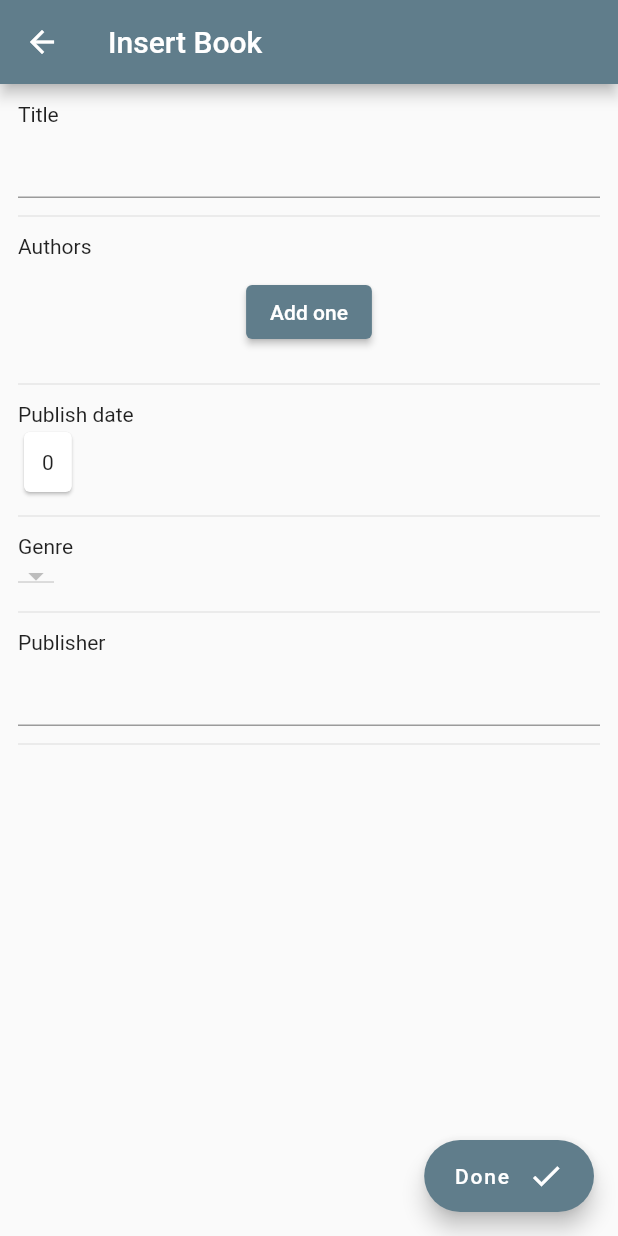
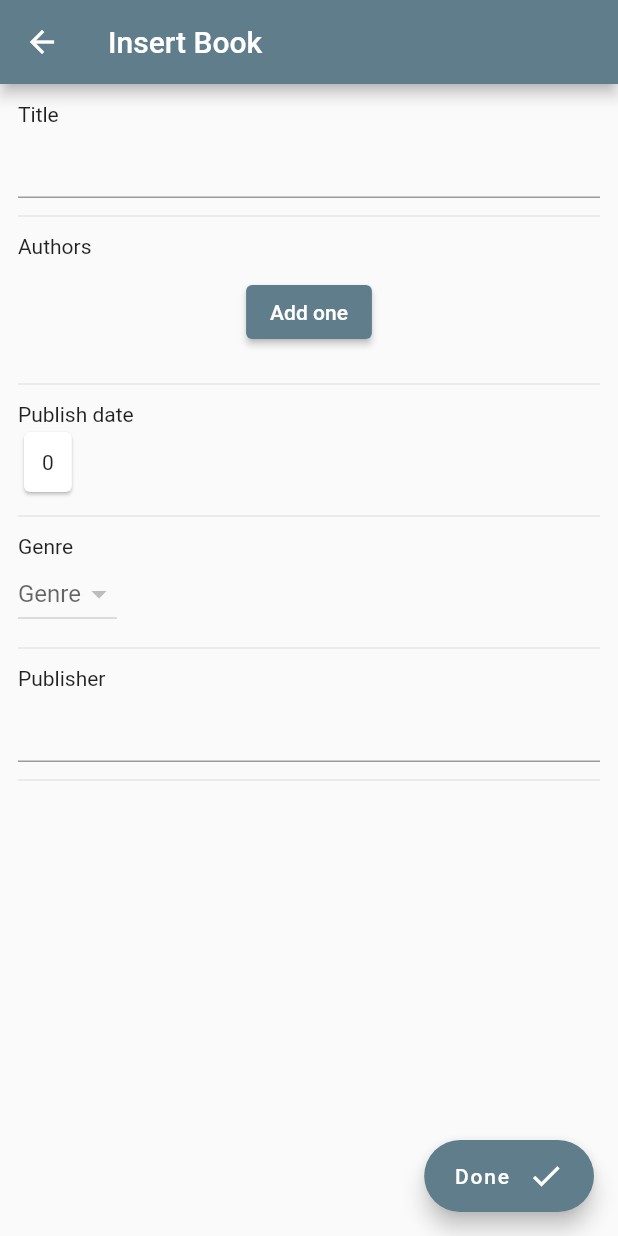
Before and after one commit to Mathorga/Shelfless, a Flutter app: the EditBookScreen screen opened by its route, on a phone screen of 412 x 824 dp. Run offline on Flutter 3.47's test engine with Material 2 defaults, Android fonts, the phone set to English and light mode, and no system bars; our stand-ins replace hive, hive_flutter; accounts and stored records are empty.

Commit message:
Fixed genre selection issues

```diff
--- a/lib/screens/edit_book_screen.dart
+++ b/lib/screens/edit_book_screen.dart
@@ -61,7 +61,6 @@ class _EditBookScreenState extends State<EditBookScreen> {
                     children: book.authors!.map((Author author) => buildAuthorPreview(author)).toList(),
                   ),
                 ),
-
               Align(
                 alignment: Alignment.center,
                 child: Padding(
@@ -169,12 +168,19 @@ class _EditBookScreenState extends State<EditBookScreen> {
                 child: Divider(height: 2.0),
               ),
               const Text("Genre"),
-              DropdownButton(
+              DropdownButton<Genre>(
                 items: List.generate(
                   _genres.length,
-                  (int index) => DropdownMenuItem(child: Text(_genres.getAt(index)?.name ?? "")),
+                  (int index) => DropdownMenuItem<Genre>(
+                    value: _genres.getAt(index),
+                    child: Text(_genres.getAt(index)?.name ?? ""),
+                  ),
                 ),
-                onChanged: (dynamic value) {},
+                value: book.genre,
+                hint: const Text("Genre"),
+                onChanged: (Genre? value) => setState(() {
+                  book.genre = value;
+                }),
               ),
               const SizedBox(
                 height: 24.0,
```
